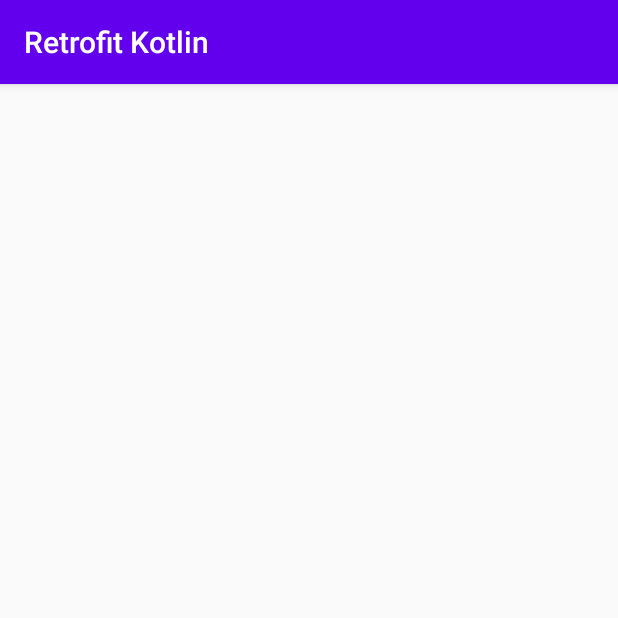
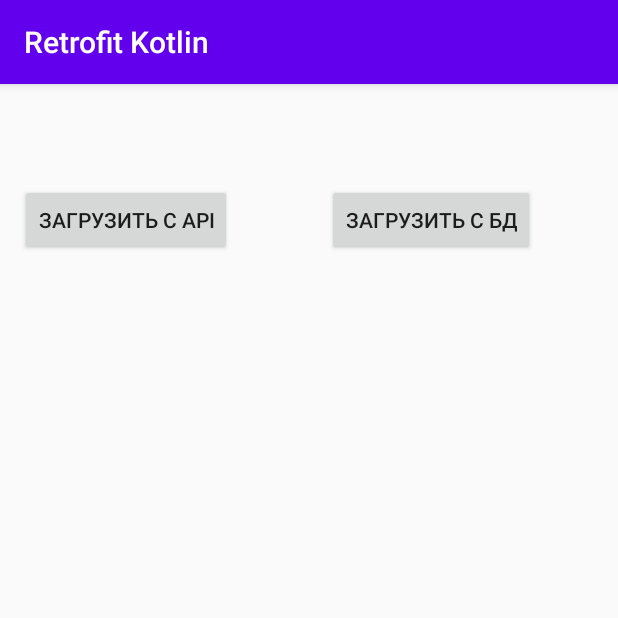
Before and after one commit to fasgetz/MobileDevelop_Practice-13, an Android app: the screen it shows after launch (MainActivity3), on a phone screen of 412 x 824 dp, the top half of it. Run offline under Robolectric (Android 15) with nearby library versions, the phone set to English and light mode, and no system bars; libraries missing offline, so code that uses them is left out: com.jakewharton.retrofit2.

```diff
--- a/app/src/main/java/com/example/retrofitkotlin/ApiGetTestRecycle/my/MyService.kt
+++ b/app/src/main/java/com/example/retrofitkotlin/ApiGetTestRecycle/my/MyService.kt
@@ -1,6 +1,5 @@
 package com.example.retrofitkotlin.ApiGetTestRecycle.my
 
-import com.example.retrofitkotlin.ApiGetTestRecycle.country
 import retrofit2.Call
 import retrofit2.http.GET
 
--- a/app/src/main/java/com/example/retrofitkotlin/ApiGetTestRecycle/country.kt
+++ b/app/src/main/java/com/example/retrofitkotlin/ApiGetTestRecycle/my/country.kt
@@ -1,4 +1,4 @@
-package com.example.retrofitkotlin.ApiGetTestRecycle
+package com.example.retrofitkotlin.ApiGetTestRecycle.my
 
 data class country (
     val name:String,
--- a/app/src/main/res/layout/activity_main3.xml
+++ b/app/src/main/res/layout/activity_main3.xml
@@ -6,12 +6,41 @@
     android:layout_height="match_parent"
     tools:context=".ApiGetTestRecycle.MainActivity3">
 
+    <Button
+        android:id="@+id/button"
+        android:layout_width="wrap_content"
+        android:layout_height="wrap_content"
+        android:onClick="LoadCountries"
+        android:text="Загрузить с API"
+        app:layout_constraintBottom_toBottomOf="parent"
+        app:layout_constraintEnd_toEndOf="parent"
+        app:layout_constraintHorizontal_bias="0.049"
+        app:layout_constraintStart_toStartOf="parent"
+        app:layout_constraintTop_toTopOf="parent"
+        app:layout_constraintVertical_bias="0.093" />
+
+    <Button
+        android:id="@+id/button2"
+        android:layout_width="wrap_content"
+        android:layout_height="wrap_content"
+        android:text="Загрузить с БД"
+        app:layout_constraintBottom_toBottomOf="parent"
+        app:layout_constraintEnd_toEndOf="parent"
+        app:layout_constraintHorizontal_bias="0.798"
+        app:layout_constraintStart_toStartOf="parent"
+        app:layout_constraintTop_toTopOf="parent"
+        app:layout_constraintVertical_bias="0.093" />
+
     <androidx.recyclerview.widget.RecyclerView
-        android:id="@+id/recyclerView"
-        android:layout_width="match_parent"
-        android:layout_height="match_parent"
+        android:id="@+id/list"
+        android:layout_width="382dp"
+        android:layout_height="445dp"
+        app:layout_constraintBottom_toBottomOf="parent"
+        app:layout_constraintEnd_toEndOf="parent"
+        app:layout_constraintHorizontal_bias="0.466"
+        app:layout_constraintStart_toStartOf="parent"
         app:layout_constraintTop_toTopOf="parent"
-        tools:listitem="@layout/row"/>
+        app:layout_constraintVertical_bias="0.902" />
 
 
 </androidx.constraintlayout.widget.ConstraintLayout>
```
Also changed, not shown: app/build.gradle (+27 -0 lines), app/src/main/AndroidManifest.xml (+9 -1 lines), app/src/main/java/com/example/retrofitkotlin/ApiGetTestRecycle/ApiService.kt (deleted, +0 -9 lines), app/src/main/java/com/example/retrofitkotlin/ApiGetTestRecycle/MainActivity3.kt (+43 -15 lines), app/src/main/java/com/example/retrofitkotlin/ApiGetTestRecycle/User.kt (deleted, +0 -7 lines), app/src/main/java/com/example/retrofitkotlin/ApiGetTestRecycle/UsersAdapter.kt (deleted, +0 -31 lines), app/src/main/java/com/example/retrofitkotlin/MainActivity.kt (deleted, +0 -60 lines), app/src/main/java/com/example/retrofitkotlin/PostModel.kt (deleted, +0 -9 lines), app/src/main/java/com/example/retrofitkotlin/RetrofitInterface.kt (deleted, +0 -14 lines), app/src/main/res/layout/activity_main.xml (deleted, +0 -17 lines), app/src/main/res/layout/list_item.xml (deleted, +0 -50 lines).
